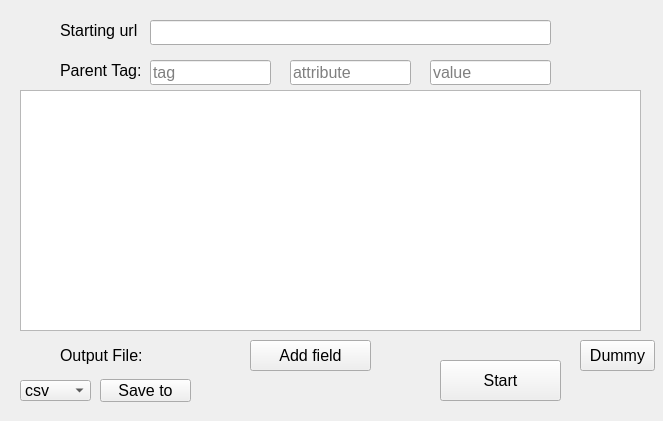
The window that Scraper_app/main.ui (mido-99/Full-Projects) describes before a commit, drawn with Qt 5.
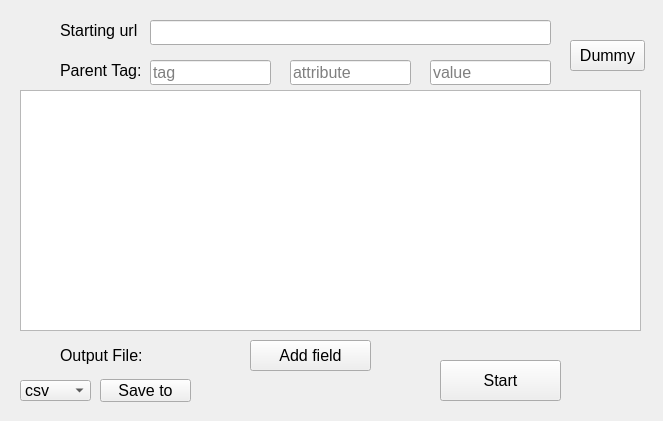
The same window after the commit.

```diff
--- a/Scraper_app/main.ui
+++ b/Scraper_app/main.ui
@@ -243,8 +243,8 @@
   <widget class="QPushButton" name="pushButton_4">
    <property name="geometry">
     <rect>
-     <x>580</x>
-     <y>340</y>
+     <x>570</x>
+     <y>40</y>
      <width>75</width>
      <height>31</height>
     </rect>
@@ -253,6 +253,19 @@
     <string>Dummy</string>
    </property>
   </widget>
+  <widget class="QLabel" name="label_4">
+   <property name="geometry">
+    <rect>
+     <x>590</x>
+     <y>350</y>
+     <width>50</width>
+     <height>50</height>
+    </rect>
+   </property>
+   <property name="text">
+    <string/>
+   </property>
+  </widget>
  </widget>
  <tabstops>
   <tabstop>lineEdit</tabstop>
```
